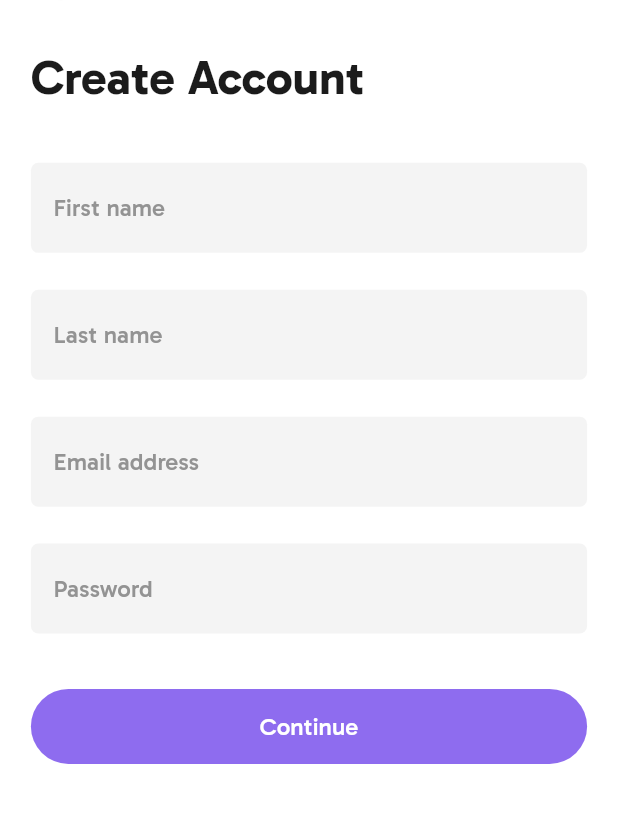
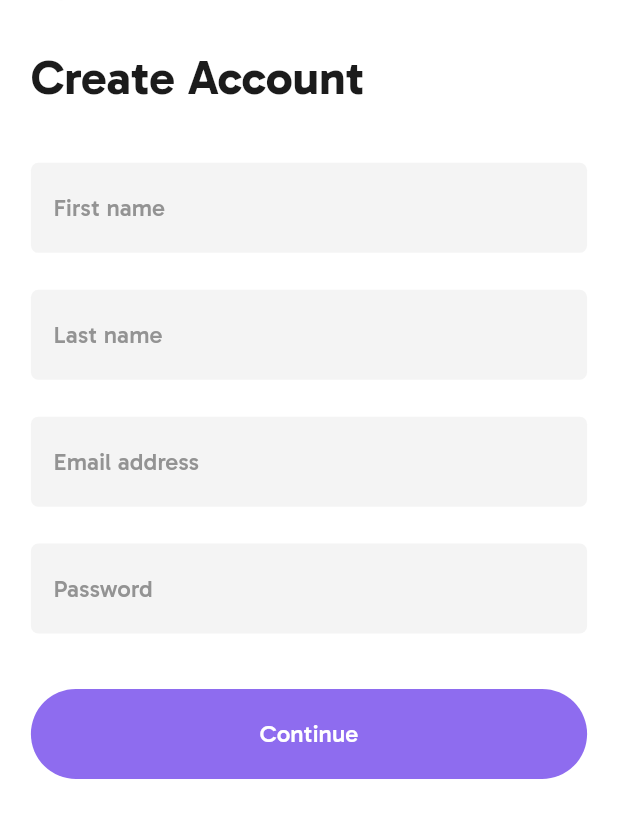
Before and after one commit to o-beckley/stitch, a Flutter app: the CreateAccountScreen screen opened by its route, on a phone screen of 412 x 824 dp, the part 107-945 px from its top. Run offline on Flutter 3.47's test engine with Material 3 defaults, Android fonts, the phone set to English and light mode, and no system bars; our stand-ins replace cached_network_image, cloud_firestore, firebase_auth, firebase_core, flutter_screenutil, flutter_svg and 2 more; accounts and stored records are empty.

Commit message:
Made the wide button taller

```diff
--- a/lib/widgets/buttons.dart
+++ b/lib/widgets/buttons.dart
@@ -24,12 +24,12 @@ class CustomWideButton extends StatelessWidget {
     return GestureDetector(
       onTap: onTap,
       child: SizedBox(
-        height: 50,
+        height: 60,
         child: Opacity(
           opacity: onTap == null ? 0.32 : 1,
           child: Container(
             decoration: BoxDecoration(
-                borderRadius: BorderRadius.circular(25),
+                borderRadius: BorderRadius.circular(60),
                 color: backgroundColor ?? context.watch<UIColors>().primary
             ),
             child: trailing == null
```
